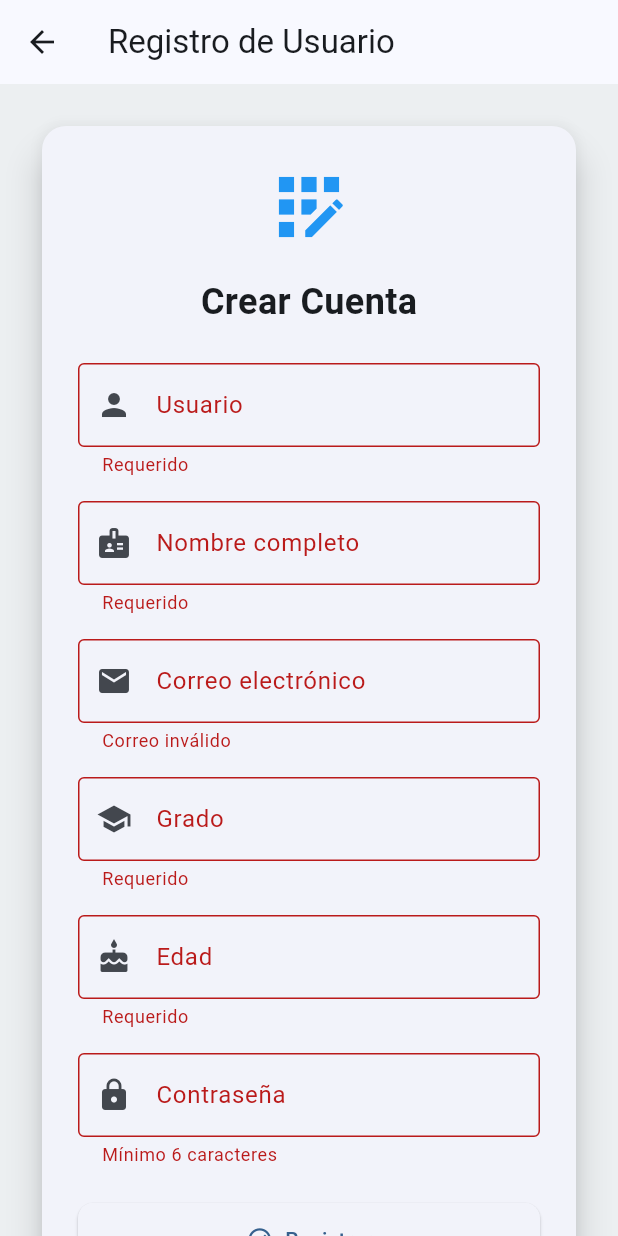
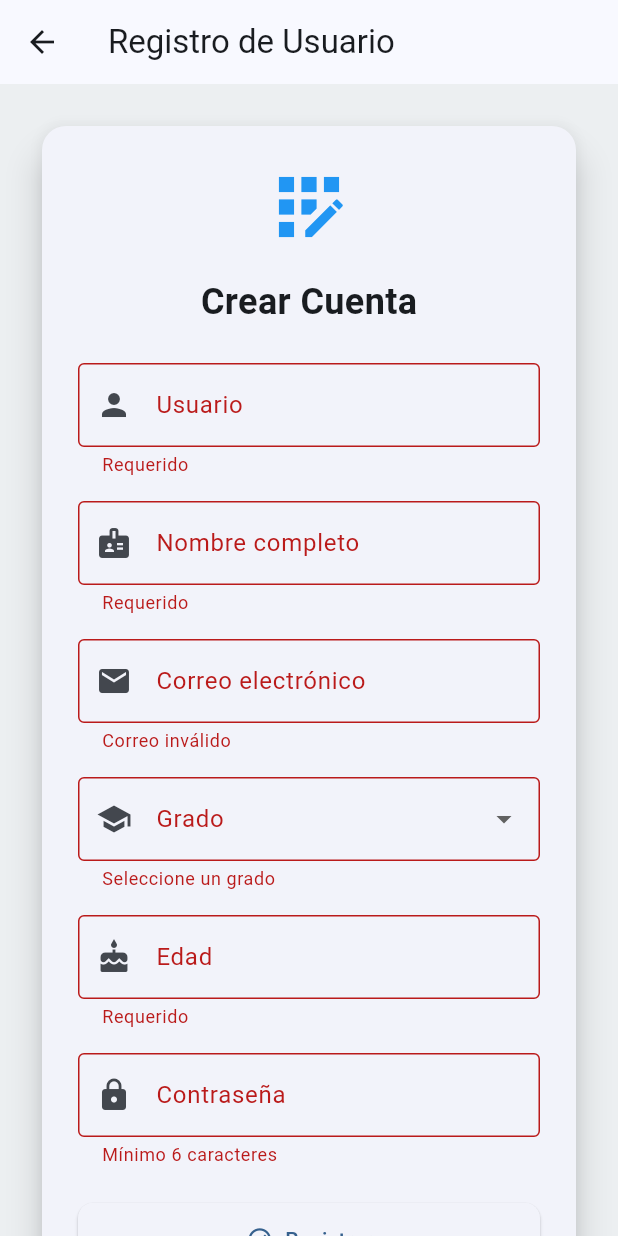
Before and after one commit to carlosalevela/ALI_plataformaintegral, a Flutter app: the RegisterScreen screen opened by its route, after a tap on "Registrar", on a phone screen of 412 x 824 dp. Run offline on Flutter 3.47's test engine with Material 3 defaults, Android fonts, the phone set to English and light mode, and no system bars; our stand-ins replace font_awesome_flutter, shared_preferences; accounts and stored records are empty.

Commit message:
cambios y correciones en usuarios y test grado 9

```diff
--- a/Ali_Front/ali_fronted/lib/main.dart
+++ b/Ali_Front/ali_fronted/lib/main.dart
@@ -15,7 +15,7 @@ class MyApp extends StatelessWidget {
   @override
   Widget build(BuildContext context) {
     return MaterialApp(
-      title: 'Sistema de Usuarios',
+      title: 'ALI PSICOOREINTADORA',
       theme: ThemeData(
         colorScheme: ColorScheme.fromSeed(seedColor: Colors.blue),
         useMaterial3: true,
--- a/Ali_Front/ali_fronted/lib/screens/register_screen.dart
+++ b/Ali_Front/ali_fronted/lib/screens/register_screen.dart
@@ -1,4 +1,5 @@
 import 'package:flutter/material.dart';
+import 'package:flutter/services.dart';
 import '../services/api_service.dart';
 
 class RegisterScreen extends StatefulWidget {
@@ -15,9 +16,11 @@ class _RegisterScreenState extends State<RegisterScreen> {
   final TextEditingController _username = TextEditingController();
   final TextEditingController _nombre = TextEditingController();
   final TextEditingController _email = TextEditingController();
-  final TextEditingController _grado = TextEditingController();
   final TextEditingController _edad = TextEditingController();
   final TextEditingController _password = TextEditingController();
+
+  final List<String> gradosDisponibles = ['9', '10', '11'];
+  String? _gradoSeleccionado;
 
   bool _isLoading = false;
   String? _message;
@@ -34,7 +37,7 @@ class _RegisterScreenState extends State<RegisterScreen> {
       "username": _username.text.trim(),
       "nombre": _nombre.text.trim(),
       "email": _email.text.trim(),
-      "grado": _grado.text.trim(),
+      "grado": _gradoSeleccionado,
       "edad": int.tryParse(_edad.text.trim()) ?? 0,
       "password": _password.text.trim(),
     });
@@ -44,12 +47,18 @@ class _RegisterScreenState extends State<RegisterScreen> {
     });
 
     if (result['success']) {
+  if (!mounted) return;
+  ScaffoldMessenger.of(context).showSnackBar(
+    const SnackBar(
+      content: Text('Registro exitoso. Inicia sesión.'),
+      backgroundColor: Colors.green,
+    ),
+  );
+  await Future.delayed(Duration(seconds: 2));
+  Navigator.pushReplacementNamed(context, '/');
+} else {
       setState(() {
-        _message = "Registro exitoso. Ahora puedes iniciar sesión.";
-      });
-    } else {
-      setState(() {
-        _message = "Error: ${result['message']}";
+        _message = "Error: \${result['message']}";
       });
     }
   }
@@ -109,25 +118,41 @@ class _RegisterScreenState extends State<RegisterScreen> {
                       validator: (val) => val!.contains('@') ? null : 'Correo inválido',
                     ),
                     const SizedBox(height: 16),
-                    TextFormField(
-                      controller: _grado,
+                    DropdownButtonFormField<String>(
                       decoration: const InputDecoration(
                         labelText: 'Grado',
                         prefixIcon: Icon(Icons.school),
                         border: OutlineInputBorder(),
                       ),
-                      validator: (val) => val!.isEmpty ? 'Requerido' : null,
+                      value: _gradoSeleccionado,
+                      items: gradosDisponibles.map((grado) {
+                        return DropdownMenuItem(
+                          value: grado,
+                          child: Text('Grado $grado'),
+                        );
+                      }).toList(),
+                      onChanged: (value) {
+                        setState(() {
+                          _gradoSeleccionado = value;
+                        });
+                      },
+                      validator: (val) => val == null ? 'Seleccione un grado' : null,
                     ),
                     const SizedBox(height: 16),
                     TextFormField(
                       controller: _edad,
                       keyboardType: TextInputType.number,
+                      inputFormatters: [FilteringTextInputFormatter.digitsOnly],
                       decoration: const InputDecoration(
                         labelText: 'Edad',
                         prefixIcon: Icon(Icons.cake),
                         border: OutlineInputBorder(),
                       ),
-                      validator: (val) => val!.isEmpty ? 'Requerido' : null,
+                      validator: (val) {
+                        if (val == null || val.isEmpty) return 'Requerido';
+                        if (int.tryParse(val) == null) return 'Debe ser un número válido';
+                        return null;
+                      },
                     ),
                     const SizedBox(height: 16),
                     TextFormField(
```
Also changed, not shown: Ali_Front/ali_fronted/lib/screens/test_grado9_screen.dart (+11 -5 lines), 2 other files.
